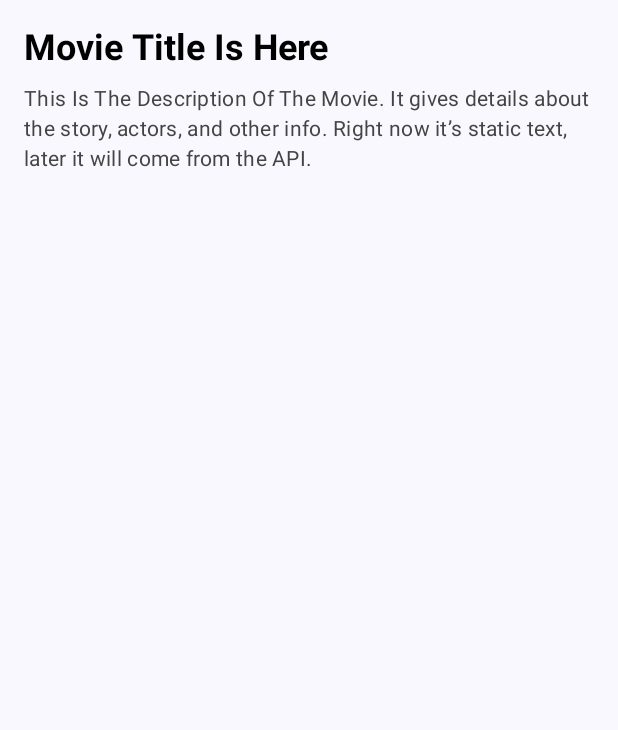
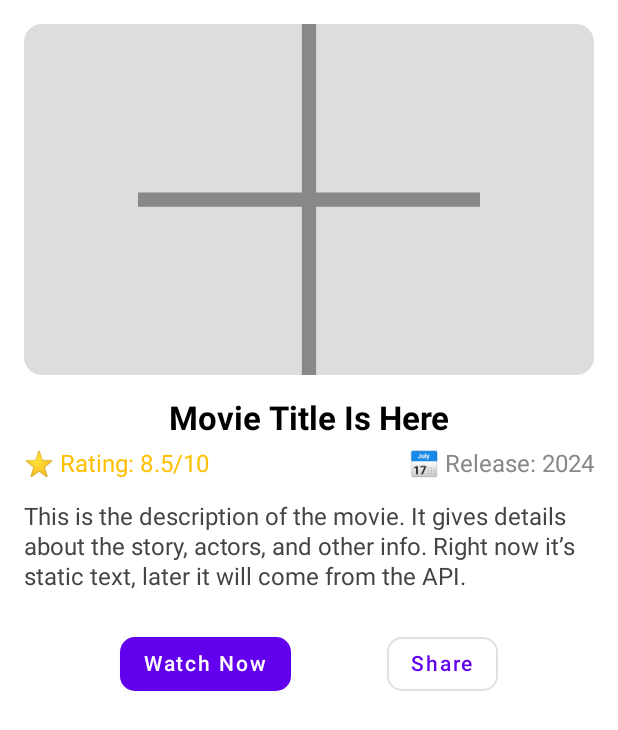
Before and after one commit to samaahmed19/Movie-Discovery-App, an Android app built with Jetpack Compose: the composable MovieDetailsScreen shown on its own in the app's theme, on a phone screen of 412 x 824 dp. Shown: the top 730 px of the screen. Run offline under Robolectric (Android 15) with nearby library versions, the light colour scheme and no system bars.

Commit message:
feat: add movie poster UI, rating, release date, and action buttons

```diff
--- a/app/src/main/java/MainActivity.kt
+++ b/app/src/main/java/MainActivityDetailsScreen.kt
@@ -1,11 +1,10 @@
-
-
+package com.example.movie_discovery
 
 import android.os.Bundle
 import androidx.activity.ComponentActivity
 import androidx.activity.compose.setContent
 
-class MainActivity : ComponentActivity() {
+class MainActivityDetailsScreen : ComponentActivity() {
     override fun onCreate(savedInstanceState: Bundle?) {
         super.onCreate(savedInstanceState)
         setContent {
--- a/app/src/main/java/MovieDetailsScreen.kt
+++ b/app/src/main/java/MovieDetailsScreen.kt
@@ -1,17 +1,19 @@
+package com.example.movie_discovery
 
-
-import androidx.compose.foundation.layout.Column
-import androidx.compose.foundation.layout.Spacer
-import androidx.compose.foundation.layout.fillMaxWidth
-import androidx.compose.foundation.layout.height
-import androidx.compose.foundation.layout.padding
-import androidx.compose.material3.MaterialTheme
-import androidx.compose.material3.Text
+import androidx.compose.foundation.Image
+import androidx.compose.foundation.layout.*
+import androidx.compose.foundation.shape.RoundedCornerShape
+import androidx.compose.material.Button
+import androidx.compose.material.OutlinedButton
+import androidx.compose.material.Text
 import androidx.compose.runtime.Composable
+import androidx.compose.ui.Alignment
 import androidx.compose.ui.Modifier
+import androidx.compose.ui.draw.clip
 import androidx.compose.ui.graphics.Color
+import androidx.compose.ui.layout.ContentScale
+import androidx.compose.ui.res.painterResource
 import androidx.compose.ui.text.font.FontWeight
-
 import androidx.compose.ui.unit.dp
 import androidx.compose.ui.unit.sp
 
@@ -19,28 +21,79 @@ import androidx.compose.ui.unit.sp
 fun MovieDetailsScreen() {
     Column(
         modifier = Modifier
-            .fillMaxWidth()
-            .padding(16.dp)
+            .fillMaxSize()
+            .padding(16.dp),
+        horizontalAlignment = Alignment.CenterHorizontally
     ) {
+        // Movie Poster
+        Image(
+            painter = painterResource(id = R.drawable.placeholder_poster),
+            contentDescription = "Movie Poster",
+            contentScale = ContentScale.Crop,
+            modifier = Modifier
+                .fillMaxWidth()
+                .height(250.dp)
+                .padding(bottom = 16.dp)
+                .clip(RoundedCornerShape(12.dp))
+        )
 
+        // Movie Title
         Text(
             text = "Movie Title Is Here",
-            style = MaterialTheme.typography.headlineSmall,
+            fontSize = 22.sp,
             fontWeight = FontWeight.Bold,
             color = Color.Black
         )
 
         Spacer(modifier = Modifier.height(8.dp))
 
+        // Rating + Release
+        Row(
+            modifier = Modifier.fillMaxWidth(),
+            horizontalArrangement = Arrangement.SpaceBetween
+        ) {
+            Text(
+                text = "⭐ Rating: 8.5/10",
+                color = Color(0xFFFFC107),
+                fontSize = 16.sp
+            )
+            Text(
+                text = "📅 Release: 2024",
+                color = Color.Gray,
+                fontSize = 16.sp
+            )
+        }
 
+        Spacer(modifier = Modifier.height(16.dp))
+
+        // Description
         Text(
-            text = "This Is The Description Of The Movie. " +
-                    "It gives details about the story, actors, and other info. " +
-                    "Right now it’s static text, later it will come from the API.",
-            style = MaterialTheme.typography.bodyMedium.copy(
-                lineHeight = 20.sp
-            ),
-            color = Color.DarkGray
+            text = "This is the description of the movie. It gives details about the story, actors, and other info. Right now it’s static text, later it will come from the API.",
+            fontSize = 16.sp,
+            color = Color.DarkGray,
+            lineHeight = 20.sp
         )
+
+        Spacer(modifier = Modifier.height(24.dp))
+
+        // Buttons
+        Row(
+            modifier = Modifier.fillMaxWidth(),
+            horizontalArrangement = Arrangement.SpaceEvenly
+        ) {
+            Button(
+                onClick = {},
+                shape = RoundedCornerShape(10.dp)
+            ) {
+                Text(text = "Watch Now")
+            }
+
+            OutlinedButton(
+                onClick = {},
+                shape = RoundedCornerShape(10.dp)
+            ) {
+                Text(text = "Share")
+            }
+        }
     }
 }
--- /dev/null
+++ b/app/src/main/res/drawable/placeholder_poster.xml
@@ -0,0 +1,18 @@
+<?xml version="1.0" encoding="utf-8"?>
+<vector xmlns:android="http://schemas.android.com/apk/res/android"
+    android:width="200dp"
+    android:height="300dp"
+    android:viewportWidth="200"
+    android:viewportHeight="300">
+
+    <!-- Background rectangle -->
+    <path
+        android:fillColor="#DDDDDD"
+        android:pathData="M0,0h200v300h-200z" />
+
+    <!-- Simple cross shape -->
+    <path
+        android:strokeColor="#888888"
+        android:strokeWidth="5"
+        android:pathData="M40,150 L160,150 M100,80 L100,220" />
+</vector>
--- a/app/src/main/res/values/themes.xml
+++ b/app/src/main/res/values/themes.xml
@@ -1,5 +1,10 @@
-<?xml version="1.0" encoding="utf-8"?>
-<resources>
-
-    <style name="Theme.Movie_Discovery" parent="android:Theme.Material.Light.NoActionBar" />
+<resources xmlns:tools="http://schemas.android.com/tools">
+    <!-- Base application theme -->
+    <style name="Theme.MyApplication" parent="Theme.MaterialComponents.DayNight.NoActionBar">
+        <!-- Customize your light/dark colors -->
+        <item name="colorPrimary">@color/purple_500</item>
+        <item name="colorPrimaryVariant">@color/purple_700</item>
+        <item name="colorOnPrimary">@android:color/white</item>
+        <item name="colorSecondary">@color/teal_200</item>
+    </style>
 </resources>
```
Also changed, not shown: app/build.gradle.kts (+26 -22 lines), app/src/main/AndroidManifest.xml (+7 -6 lines), build.gradle.kts (+3 -4 lines).
